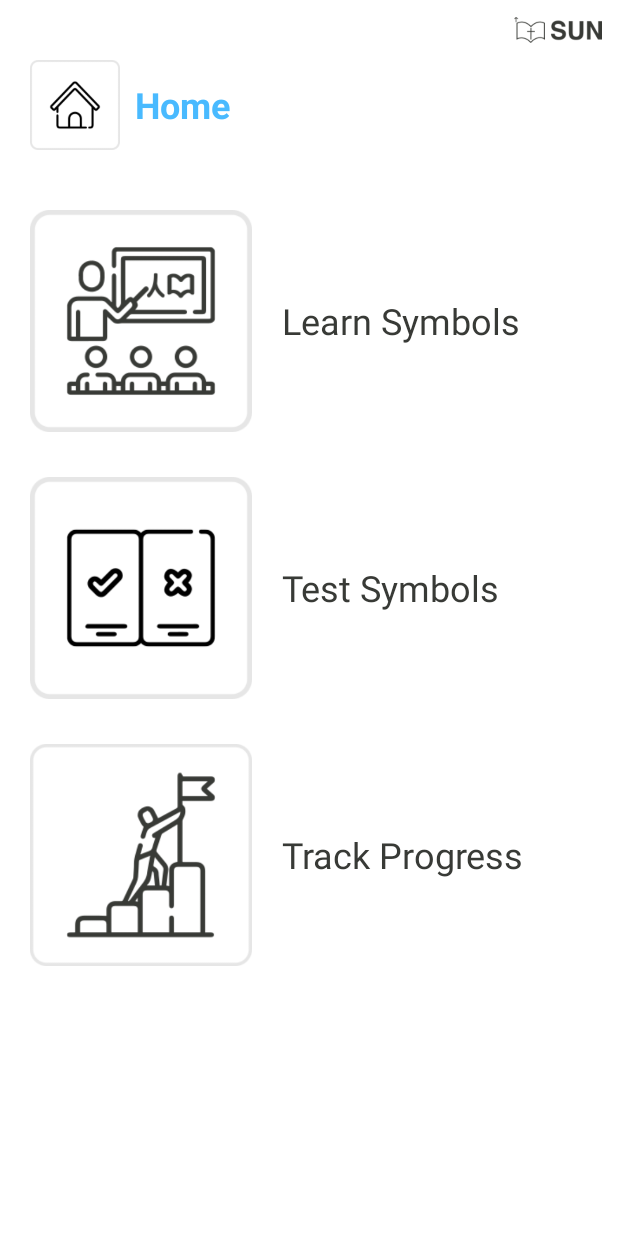
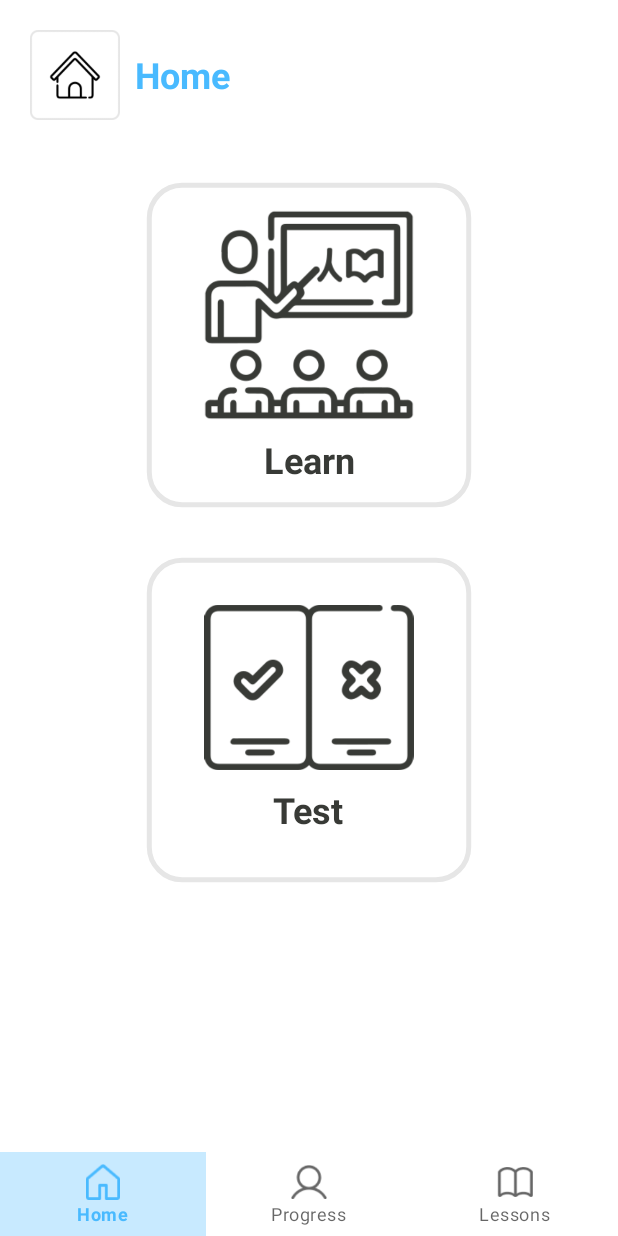
Before and after one commit to mXaln/sun-lessons, an Android app: the screen it shows after launch (HomeActivity), on a phone screen of 412 x 824 dp. Run offline under Robolectric (Android 15) with nearby library versions, the phone set to English and light mode, and no system bars; our stand-ins replace Room's generated code; Roboto replaces fonts that are not available here; 3 statements that could not run were skipped.

Commit message:
Change layout of the pages (wip)

```diff
--- a/app/src/main/kotlin/org/bibletranslationtools/sun/ui/activity/HomeActivity.kt
+++ b/app/src/main/kotlin/org/bibletranslationtools/sun/ui/activity/HomeActivity.kt
@@ -2,9 +2,11 @@ package org.bibletranslationtools.sun.ui.activity
 
 import android.content.Intent
 import android.os.Bundle
+import android.util.Log
 import androidx.activity.OnBackPressedCallback
 import androidx.activity.viewModels
 import androidx.appcompat.app.AppCompatActivity
+import org.bibletranslationtools.sun.R
 import org.bibletranslationtools.sun.databinding.ActivityHomeBinding
 import org.bibletranslationtools.sun.ui.viewmodel.HomeViewModel
 
@@ -15,13 +17,8 @@ class HomeActivity : AppCompatActivity() {
     override fun onCreate(savedInstanceState: Bundle?) {
         super.onCreate(savedInstanceState)
         setContentView(binding.root)
-        setSupportActionBar(binding.toolbar)
-        supportActionBar?.title = null
 
         onBackPressedDispatcher.addCallback(onBackPressedCallback)
-        binding.toolbar.setNavigationOnClickListener {
-            onBackPressedDispatcher.onBackPressed()
-        }
 
         binding.learnSymbols.setOnClickListener {
             val intent = Intent(baseContext, LessonListActivity::class.java)
@@ -33,9 +30,18 @@ class HomeActivity : AppCompatActivity() {
             startActivity(intent)
         }
 
-        binding.trackProgress.setOnClickListener {
-            val intent = Intent(baseContext, TrackProgressActivity::class.java)
-            startActivity(intent)
+        binding.navBar.bottomNavigation.setOnItemSelectedListener { item ->
+            when (item.itemId) {
+                R.id.progress -> {
+                    val intent = Intent(baseContext, TrackProgressActivity::class.java)
+                    startActivity(intent)
+                }
+                R.id.lessons -> {
+                    val intent = Intent(baseContext, LessonListActivity::class.java)
+                    startActivity(intent)
+                }
+            }
+            true
         }
 
         viewModel.importLessons()
--- /dev/null
+++ b/app/src/main/res/drawable/background_home_item.xml
@@ -0,0 +1,13 @@
+<vector xmlns:android="http://schemas.android.com/apk/res/android"
+    android:width="132.23dp"
+    android:height="132.23dp"
+    android:viewportWidth="132.23"
+    android:viewportHeight="132.23">
+  <path
+      android:pathData="M15.24,2.12L116.99,2.12A13.13,13.13 0,0 1,130.12 15.24L130.12,116.99A13.13,13.13 0,0 1,116.99 130.12L15.24,130.12A13.13,13.13 0,0 1,2.12 116.99L2.12,15.24A13.13,13.13 0,0 1,15.24 2.12z"
+      android:strokeLineJoin="round"
+      android:strokeWidth="2"
+      android:fillColor="#00000000"
+      android:strokeColor="#E6E6E6"
+      android:strokeLineCap="round"/>
+</vector>
--- /dev/null
+++ b/app/src/main/res/drawable/menu_item_background.xml
@@ -0,0 +1,13 @@
+<?xml version="1.0" encoding="utf-8"?>
+<selector xmlns:android="http://schemas.android.com/apk/res/android">
+    <item android:state_checked="true">
+        <shape android:shape="rectangle">
+            <solid android:color="@color/primary_light" /> <!-- Red background for selected item -->
+        </shape>
+    </item>
+    <item>
+        <shape android:shape="rectangle">
+            <solid android:color="@android:color/transparent" /> <!-- Default background for unselected items -->
+        </shape>
+    </item>
+</selector>
--- a/app/src/main/res/layout/activity_home.xml
+++ b/app/src/main/res/layout/activity_home.xml
@@ -6,26 +6,13 @@
     android:orientation="vertical"
     tools:context=".ui.activity.HomeActivity">
 
-    <androidx.appcompat.widget.Toolbar
-        android:id="@+id/toolbar"
-        android:layout_width="match_parent"
-        android:layout_height="@dimen/_40dp">
-
-        <ImageView
-            android:layout_width="@dimen/_60dp"
-            android:layout_height="wrap_content"
-            android:adjustViewBounds="true"
-            android:src="@drawable/ic_logo"
-            android:layout_gravity="end"
-            android:layout_marginEnd="@dimen/_10dp"/>
-    </androidx.appcompat.widget.Toolbar>
-
     <LinearLayout
         android:layout_width="match_parent"
         android:layout_height="wrap_content"
         android:orientation="horizontal"
         android:layout_gravity="center"
-        android:layout_marginHorizontal="@dimen/_20dp">
+        android:layout_marginHorizontal="@dimen/_20dp"
+        android:layout_marginTop="@dimen/_20dp">
 
         <ImageView
             android:layout_width="@dimen/_60dp"
@@ -55,32 +42,46 @@
 
     <LinearLayout
         android:layout_width="match_parent"
-        android:layout_height="fill_parent"
+        android:layout_height="0dp"
         android:orientation="vertical"
         android:layout_marginTop="@dimen/_40dp"
-        android:paddingHorizontal="@dimen/_20dp">
+        android:paddingHorizontal="@dimen/_20dp"
+        android:layout_weight="1">
 
         <LinearLayout
             android:id="@+id/learn_symbols"
             android:layout_width="match_parent"
             android:layout_height="wrap_content"
             android:orientation="horizontal"
-            android:layout_gravity="center">
+            android:layout_gravity="center"
+            android:gravity="center">
+
+            <LinearLayout
+                android:layout_width="@dimen/_220dp"
+                android:layout_height="@dimen/_220dp"
+                android:background="@drawable/background_home_item"
+                android:layout_gravity="center"
+                android:orientation="vertical"
+                android:gravity="center"
+                android:padding="@dimen/_20dp">
 
                 <ImageView
-                android:layout_width="148dp"
+                    android:layout_width="@dimen/_140dp"
                     android:layout_height="wrap_content"
                     android:adjustViewBounds="true"
-                android:src="@drawable/ic_learn"/>
+                    android:src="@drawable/ic_learn_large"/>
 
                 <TextView
-                android:layout_width="wrap_content"
+                    android:layout_width="match_parent"
                     android:layout_height="wrap_content"
-                android:text="@string/learn_symbols"
-                android:layout_marginStart="@dimen/_20dp"
+                    android:text="@string/learn"
                     android:textSize="@dimen/_24sp"
                     android:textColor="@color/dark_gray"
-                android:layout_gravity="center"/>
+                    android:textStyle="bold"
+                    android:layout_gravity="center"
+                    android:gravity="center"
+                    android:layout_marginTop="@dimen/_10dp"/>
+            </LinearLayout>
         </LinearLayout>
 
         <LinearLayout
@@ -89,48 +90,47 @@
             android:layout_height="wrap_content"
             android:orientation="horizontal"
             android:layout_marginTop="@dimen/_30dp"
-            android:layout_gravity="center">
+            android:layout_gravity="center"
+            android:gravity="center">
+
+            <LinearLayout
+                android:layout_width="@dimen/_220dp"
+                android:layout_height="@dimen/_220dp"
+                android:orientation="vertical"
+                android:background="@drawable/background_home_item"
+                android:layout_gravity="center"
+                android:gravity="center"
+                android:padding="@dimen/_20dp">
 
                 <ImageView
-                android:layout_width="148dp"
+                    android:layout_width="@dimen/_140dp"
                     android:layout_height="wrap_content"
                     android:adjustViewBounds="true"
-                android:src="@drawable/ic_test"/>
+                    android:src="@drawable/ic_test_large"/>
 
                 <TextView
                     android:layout_width="wrap_content"
                     android:layout_height="wrap_content"
-                android:text="@string/test_symbols"
-                android:layout_marginStart="@dimen/_20dp"
+                    android:text="@string/test"
                     android:textSize="@dimen/_24sp"
+                    android:textStyle="bold"
                     android:textColor="@color/dark_gray"
-                android:layout_gravity="center"/>
-        </LinearLayout>
-
-        <LinearLayout
-            android:id="@+id/track_progress"
-            android:layout_width="match_parent"
-            android:layout_height="wrap_content"
-            android:orientation="horizontal"
-            android:layout_marginTop="@dimen/_30dp"
-            android:layout_gravity="center">
-
-            <ImageView
-                android:layout_width="148dp"
-                android:layout_height="wrap_content"
-                android:adjustViewBounds="true"
-                android:src="@drawable/ic_track_progress"/>
-
-            <TextView
-                android:layout_width="wrap_content"
-                android:layout_height="wrap_content"
-                android:text="@string/track_progress"
-                android:layout_marginStart="@dimen/_20dp"
-                android:textSize="@dimen/_24sp"
-                android:textColor="@color/dark_gray"
-                android:layout_gravity="center"/>
+                    android:layout_gravity="center"
+                    android:layout_marginTop="@dimen/_10dp"/>
             </LinearLayout>
 
         </LinearLayout>
 
     </LinearLayout>
+
+    <LinearLayout
+        android:layout_width="match_parent"
+        android:layout_height="wrap_content"
+        android:gravity="bottom">
+
+        <include
+            android:id="@+id/nav_bar"
+            layout="@layout/bottom_navigation"/>
+    </LinearLayout>
+
+</LinearLayout>
--- /dev/null
+++ b/app/src/main/res/layout/bottom_navigation.xml
@@ -0,0 +1,9 @@
+<?xml version="1.0" encoding="utf-8"?>
+<com.google.android.material.bottomnavigation.BottomNavigationView
+    xmlns:android="http://schemas.android.com/apk/res/android"
+    xmlns:app="http://schemas.android.com/apk/res-auto"
+    android:id="@+id/bottom_navigation"
+    style="@style/BottomNavBar"
+    android:layout_width="match_parent"
+    android:layout_height="wrap_content"
+    app:menu="@menu/nav_menu" />
--- /dev/null
+++ b/app/src/main/res/menu/nav_menu.xml
@@ -0,0 +1,18 @@
+<?xml version="1.0" encoding="utf-8"?>
+<menu xmlns:android="http://schemas.android.com/apk/res/android">
+    <item
+        android:id="@+id/home"
+        android:enabled="true"
+        android:icon="@drawable/ic_home_menu"
+        android:title="@string/home"/>
+    <item
+        android:id="@+id/progress"
+        android:enabled="true"
+        android:icon="@drawable/ic_user"
+        android:title="@string/progress"/>
+    <item
+        android:id="@+id/lessons"
+        android:enabled="true"
+        android:icon="@drawable/ic_book"
+        android:title="@string/lessons"/>
+</menu>
--- a/app/src/main/res/values/strings.xml
+++ b/app/src/main/res/values/strings.xml
@@ -1,8 +1,11 @@
 <resources>
     <string name="app_name">SUN</string>
     <string name="home">Home</string>
+    <string name="learn">Learn</string>
     <string name="learn_symbols">Learn Symbols</string>
+    <string name="test">Test</string>
     <string name="test_symbols">Test Symbols</string>
+    <string name="lessons">Lessons</string>
     <string name="build_sentences">Build Sentences</string>
     <string name="lesson_name">Lesson %1$d</string>
     <string name="unknown" translatable="false">example</string>
@@ -11,6 +14,7 @@
     <string name="number_example" translatable="false">20</string>
     <string name="next">Next</string>
     <string name="back">Back</string>
+    <string name="progress">Progress</string>
     <string name="track_progress">Track Progress</string>
     <string name="test_knowledge">Test Knowledge</string>
     <string name="symbols_learned">Symbols Learned</string>
--- a/app/src/main/res/values/themes.xml
+++ b/app/src/main/res/values/themes.xml
@@ -7,7 +7,7 @@
         <item name="android:statusBarColor">@color/primary</item>
     </style>
 
-    <style name="Theme.SUN" parent="Base.Theme.SUN"/>
+    <style name="Theme.SUN" parent="Base.Theme.SUN" />
 
     <style name="AppBottomSheetDialogTheme" parent="Theme.MaterialComponents.Light.NoActionBar">
         <item name="colorPrimary">@color/celestial_blue</item>
@@ -21,4 +21,8 @@
         <item name="android:windowEnterAnimation">@anim/slide_in_bottom_sheet</item>
         <item name="android:windowExitAnimation">@anim/slide_out_bottom_sheet</item>
     </style>
+
+    <style name="BottomNavBar" parent="Widget.MaterialComponents.BottomNavigationView">
+        <item name="itemBackground">@drawable/menu_item_background</item>
+    </style>
 </resources>
```
Also changed, not shown: app/src/main/kotlin/org/bibletranslationtools/sun/ui/activity/LessonListActivity.kt (+16 -0 lines), app/src/main/kotlin/org/bibletranslationtools/sun/ui/activity/TrackProgressActivity.kt (+17 -1 lines), app/src/main/res/layout/activity_lesson.xml (+17 -22 lines), app/src/main/res/layout/activity_track_progress.xml (+15 -2 lines), app/src/main/res/drawable/ic_book.png (added), app/src/main/res/drawable/ic_home_menu.png (added), app/src/main/res/drawable/ic_user.png (added). Lines whose indentation alone changed are shown as unchanged.
